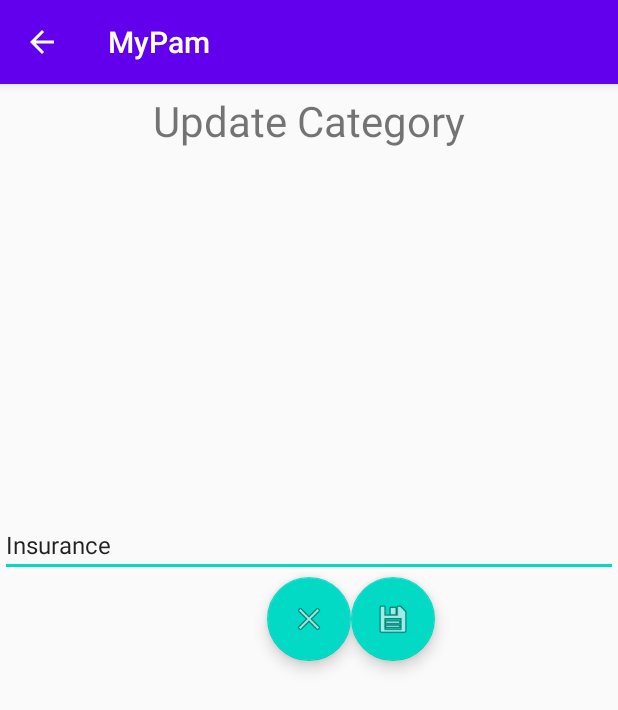
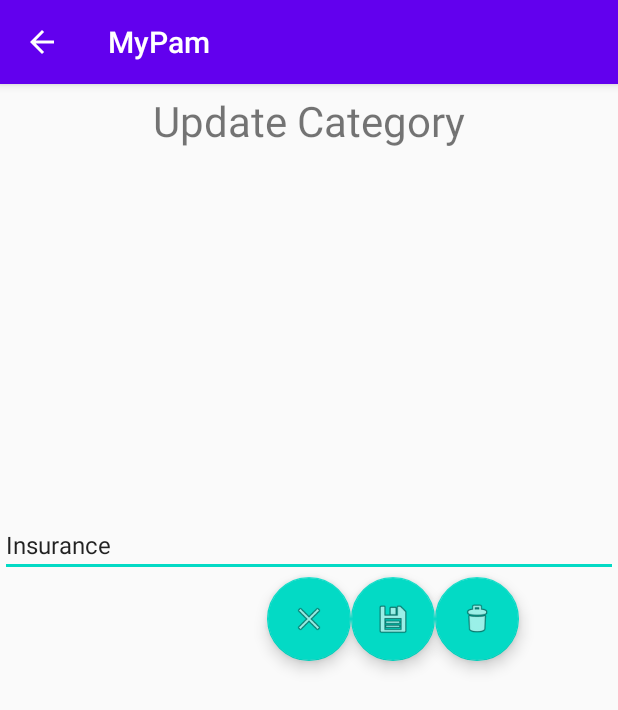
Before and after one commit to MyPAM/MyPAM, an Android app: the screen it shows after launch (CategoryActivity), after a tap on "Insurance", on a phone screen of 412 x 824 dp. Shown: the top 710 px of the screen. Run offline under Robolectric (Android 15) with nearby library versions, the phone set to English and light mode, and no system bars.

Commit message:
Implemented Update, Add Category and Delete

```diff
--- a/app/src/main/java/com/comp231/mypam/database/DataSource.java
+++ b/app/src/main/java/com/comp231/mypam/database/DataSource.java
@@ -68,7 +68,6 @@ public class DataSource {
             item.setCategoryType(cursor.getString(cursor.getColumnIndex(CategoriesTable.COLUMN_TYPE)));
             categoryItems.add(item);
         }
-        mDatabase.close();
         return categoryItems;
     }
     public Category createCategory(Category category) {
@@ -87,6 +86,19 @@ public class DataSource {
         mDatabase.update(CategoriesTable.TABLE_ITEMS,values,CategoriesTable.COLUMN_ID + "=?", args);
         return category;
     }
+
+    public String deleteCategory(String categoryId) {
+
+        String [] args = {categoryId};
+        String result = getCategory(categoryId).getCategoryName();
+
+        mDatabase.delete(CategoriesTable.TABLE_ITEMS,CategoriesTable.COLUMN_ID + "=?", args);
+
+        return result;
+
+    }
+
+
     public Category getCategory(String categoryId) {
 
         Category category = new Category();
@@ -100,7 +112,6 @@ public class DataSource {
             category.setCategoryStatus(cursor.getString(cursor.getColumnIndex(CategoriesTable.COLUMN_STATUS)));
             category.setCategoryType(cursor.getString(cursor.getColumnIndex(CategoriesTable.COLUMN_TYPE)));
         }
-        mDatabase.close();
         return category;
 
     }
--- a/app/src/main/res/layout/activity_category.xml
+++ b/app/src/main/res/layout/activity_category.xml
@@ -50,4 +50,15 @@
         android:paddingTop="15dp"
         android:paddingLeft="15dp"
         android:layout_centerHorizontal="true"/>
+    <com.google.android.material.floatingactionbutton.FloatingActionButton
+        android:id="@+id/fabDelete"
+        android:layout_width="wrap_content"
+        android:layout_height="wrap_content"
+        android:clickable="true"
+        app:srcCompat="@android:drawable/ic_menu_delete"
+        android:layout_toRightOf="@id/fabConfirm"
+        android:layout_below="@id/test1"
+        android:paddingTop="15dp"
+        android:paddingLeft="15dp"
+        android:layout_centerHorizontal="true"/>
 </RelativeLayout>
```
Also changed, not shown: app/src/main/java/com/comp231/mypam/CategoryActivity.java (+22 -0 lines).
